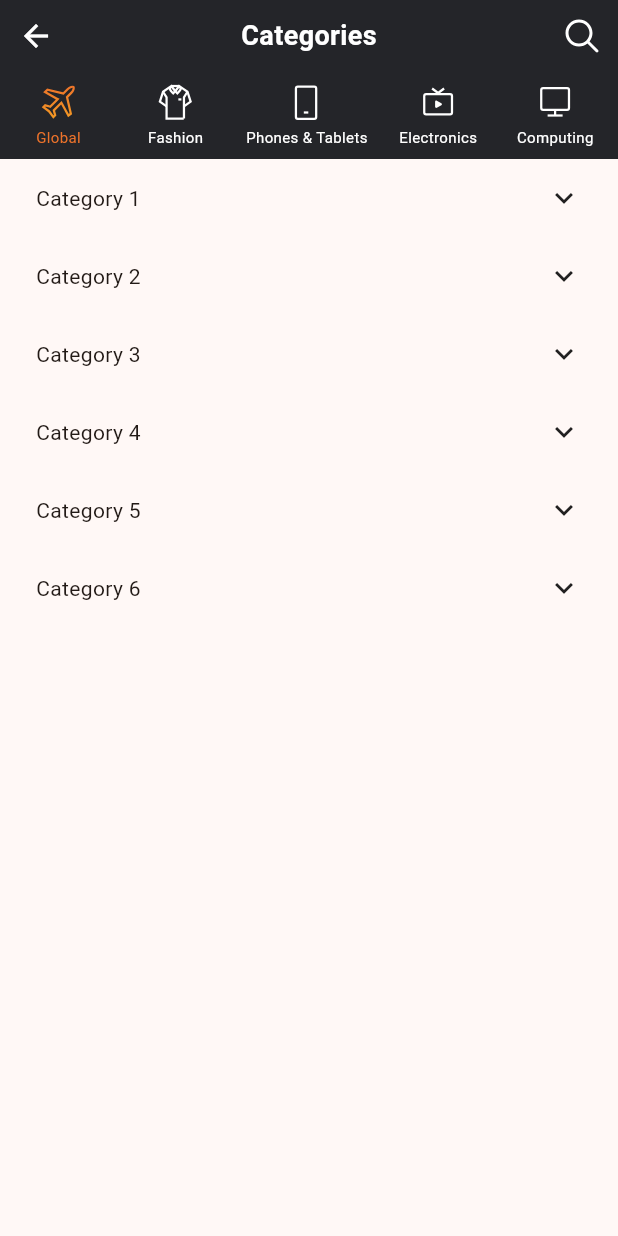
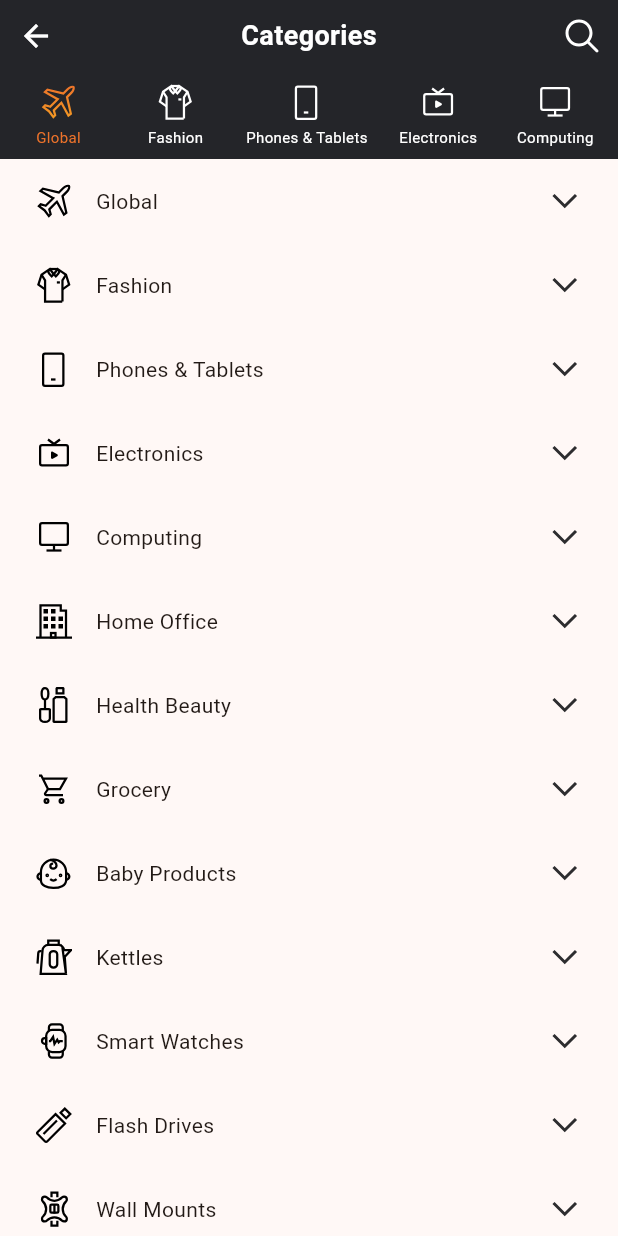
Before and after one commit to slightfoot/wow_shopping, a Flutter app: the CategoriesPage widget shown alone on an empty page, opened directly, on a phone screen of 412 x 824 dp. Run offline on Flutter 3.47's test engine with Material 2 defaults, Android fonts, the phone set to English and light mode, and no system bars; our stand-ins replace connectivity_plus, flutter_svg.

Commit message:
Clean up expansion tiles

```diff
--- a/lib/app/assets.dart
+++ b/lib/app/assets.dart
@@ -15,6 +15,8 @@ class Assets {
   static const iconBuy = '$_icons/icon_buy.svg';
   static const iconCheckEmpty = '$_icons/icon_check_empty.svg';
   static const iconCheckFilled = '$_icons/icon_check_filled.svg';
+  static const iconChevronUp = '$_icons/icon_chevron_up.svg';
+  static const iconChevronDown = '$_icons/icon_chevron_down.svg';
   static const iconContinue = '$_icons/icon_continue.svg';
   static const iconEdit = '$_icons/icon_edit.svg';
   static const iconFilter = '$_icons/icon_filter.svg';
--- a/lib/features/categories/categories_page.dart
+++ b/lib/features/categories/categories_page.dart
@@ -3,6 +3,7 @@ import 'package:flutter_svg/flutter_svg.dart';
 import 'package:wow_shopping/app/assets.dart';
 import 'package:wow_shopping/widgets/category_nav_list.dart';
 import 'package:wow_shopping/widgets/common.dart';
+import 'package:wow_shopping/widgets/sliver_expansion_tile.dart';
 import 'package:wow_shopping/widgets/top_nav_bar.dart';
 
 @immutable
@@ -46,36 +47,12 @@ class _CategoriesPageState extends State<CategoriesPage> {
               ),
             ),
             Expanded(
-              child: SliverExpansionHost(
+              child: SliverExpansionTileHost(
                 child: CustomScrollView(
                   slivers: [
-                    for (final item in [1, 2, 3, 4, 5, 6]) ...[
-                      SliverExpansionTileHeader(
-                        section: '$item',
-                        padding: horizontalPadding24 + verticalPadding16,
-                        child: Text('Category $item'),
-                      ),
-                      SliverExpansionTileContent(
-                        section: '$item',
-                        sliverBuilder: (BuildContext context) {
-                          return SliverPadding(
-                            padding: horizontalPadding8,
-                            sliver: SliverGrid(
-                              gridDelegate: const SliverGridDelegateWithFixedCrossAxisCount(
-                                  crossAxisCount: 2, childAspectRatio: 3 / 2),
-                              delegate: SliverChildBuilderDelegate(
-                                childCount: 6,
-                                (BuildContext context, int index) {
-                                  return const Padding(
-                                    padding: allPadding8,
-                                    child: Placeholder(color: Colors.black26),
-                                  );
-                                },
-                              ),
-                            ),
-                          );
-                        },
-                      ),
+                    for (final item in CategoryItem.values) ...[
+                      SliverCategoryHeader(item: item),
+                      SliverCategoryContent(item: item),
                     ],
                   ],
                 ),
@@ -89,177 +66,63 @@ class _CategoriesPageState extends State<CategoriesPage> {
 }
 
 @immutable
-class SliverExpansionHost extends StatefulWidget {
-  const SliverExpansionHost({
+class SliverCategoryHeader extends StatelessWidget {
+  const SliverCategoryHeader({
     super.key,
-    required this.child,
+    required this.item,
   });
 
-  final Widget child;
-
-  static SliverExpansionController controllerOf(BuildContext context) {
-    return context.findAncestorStateOfType<_SliverExpansionHostState>()!.controller;
-  }
-
-  @override
-  State<SliverExpansionHost> createState() => _SliverExpansionHostState();
-}
-
-class SliverExpansionController extends ChangeNotifier {
-  final _expandedSections = <String>[];
-
-  bool isSectionExpanded(String section) => _expandedSections.contains(section);
-
-  void toggleExpanded(String section) {
-    if (isSectionExpanded(section)) {
-      setExpanded(section, false);
-    } else {
-      setExpanded(section, true);
-    }
-  }
-
-  void setExpanded(String section, bool expanded) {
-    if (expanded) {
-      _expandedSections.add(section);
-    } else {
-      _expandedSections.remove(section);
-    }
-    notifyListeners();
-  }
-}
-
-class _SliverExpansionHostState extends State<SliverExpansionHost> {
-  final controller = SliverExpansionController();
+  final CategoryItem item;
 
   @override
   Widget build(BuildContext context) {
-    return widget.child;
-  }
-}
-
-@immutable
-class SliverExpansionTileHeader extends StatefulWidget {
-  const SliverExpansionTileHeader({
-    super.key,
-    required this.section,
-    this.padding = emptyPadding,
-    required this.child,
-  });
-
-  final String section;
-  final EdgeInsets padding;
-  final Widget child;
-
-  @override
-  State<SliverExpansionTileHeader> createState() => _SliverExpansionTileHeaderState();
-}
-
-class _SliverExpansionTileHeaderState extends State<SliverExpansionTileHeader> {
-  late final controller = SliverExpansionHost.controllerOf(context);
-  late bool _expanded;
-
-  @override
-  void initState() {
-    super.initState();
-    _expanded = controller.isSectionExpanded(widget.section);
-    controller.addListener(_onExpandedSectionsChanged);
-  }
-
-  void _onExpandedSectionsChanged() {
-    setState(() {
-      _expanded = controller.isSectionExpanded(widget.section);
-    });
-  }
-
-  @override
-  void dispose() {
-    controller.removeListener(_onExpandedSectionsChanged);
-    super.dispose();
-  }
-
-  void _toggleExpansion() {
-    controller.toggleExpanded(widget.section);
-  }
-
-  @override
-  Widget build(BuildContext context) {
-    final rightPadding = EdgeInsets.only(right: widget.padding.right);
-    return SliverToBoxAdapter(
-      child: IntrinsicHeight(
-        child: Material(
-          child: InkWell(
-            onTap: _toggleExpansion,
-            child: Row(
-              crossAxisAlignment: CrossAxisAlignment.stretch,
-              children: [
-                Expanded(
-                  child: Padding(
-                    padding: widget.padding.subtract(rightPadding),
-                    child: widget.child,
-                  ),
-                ),
-                Padding(
-                  padding: rightPadding,
-                  child: Icon(
-                    _expanded //
-                        ? Icons.keyboard_arrow_up
-                        : Icons.keyboard_arrow_down,
-                  ),
-                ),
-              ],
-            ),
-          ),
-        ),
+    return SliverExpansionTileHeader(
+      section: item.name,
+      padding: horizontalPadding24 + verticalPadding16,
+      child: Row(
+        children: [
+          SvgPicture.asset(item.iconAsset),
+          horizontalMargin16,
+          Text(item.title),
+        ],
       ),
     );
   }
 }
 
 @immutable
-class SliverExpansionTileContent extends StatefulWidget {
-  const SliverExpansionTileContent({
+class SliverCategoryContent extends StatelessWidget {
+  const SliverCategoryContent({
     super.key,
-    required this.section,
-    required this.sliverBuilder,
+    required this.item,
   });
 
-  final String section;
-  final WidgetBuilder sliverBuilder;
-
-  @override
-  State<SliverExpansionTileContent> createState() => _SliverExpansionTileContentState();
-}
-
-class _SliverExpansionTileContentState extends State<SliverExpansionTileContent> {
-  late final controller = SliverExpansionHost.controllerOf(context);
-
-  late bool _expanded;
-
-  @override
-  void initState() {
-    super.initState();
-    _expanded = controller.isSectionExpanded(widget.section);
-    controller.addListener(_onExpandedSectionsChanged);
-  }
-
-  void _onExpandedSectionsChanged() {
-    setState(() {
-      _expanded = controller.isSectionExpanded(widget.section);
-    });
-  }
-
-  @override
-  void dispose() {
-    controller.removeListener(_onExpandedSectionsChanged);
-    super.dispose();
-  }
+  final CategoryItem item;
 
   @override
   Widget build(BuildContext context) {
-    if (_expanded) {
-      return widget.sliverBuilder(context);
-    } else {
-      return emptySliver;
-    }
+    return SliverExpansionTileContent(
+      section: item.name,
+      sliverBuilder: (BuildContext context) {
+        return SliverPadding(
+          padding: horizontalPadding8,
+          sliver: SliverGrid(
+            gridDelegate: const SliverGridDelegateWithFixedCrossAxisCount(
+              crossAxisCount: 2,
+              childAspectRatio: 3 / 2,
+            ),
+            delegate: SliverChildBuilderDelegate(
+              childCount: 6,
+              (BuildContext context, int index) {
+                return const Padding(
+                  padding: allPadding8,
+                  child: Placeholder(color: Colors.black26),
+                );
+              },
+            ),
+          ),
+        );
+      },
+    );
   }
 }
--- /dev/null
+++ b/lib/widgets/sliver_expansion_tile.dart
@@ -0,0 +1,140 @@
+import 'package:flutter/material.dart';
+import 'package:flutter_svg/flutter_svg.dart';
+import 'package:wow_shopping/app/assets.dart';
+import 'package:wow_shopping/widgets/common.dart';
+
+class SliverExpansionController extends ChangeNotifier {
+  final _expandedSections = <String>[];
+
+  bool isSectionExpanded(String section) => _expandedSections.contains(section);
+
+  void toggleExpanded(String section) {
+    if (isSectionExpanded(section)) {
+      setExpanded(section, false);
+    } else {
+      setExpanded(section, true);
+    }
+  }
+
+  void setExpanded(String section, bool expanded) {
+    if (expanded) {
+      _expandedSections.add(section);
+    } else {
+      _expandedSections.remove(section);
+    }
+    notifyListeners();
+  }
+}
+
+@immutable
+class SliverExpansionTileHost extends StatefulWidget {
+  const SliverExpansionTileHost({
+    super.key,
+    required this.child,
+  });
+
+  final Widget child;
+
+  @override
+  State<SliverExpansionTileHost> createState() => _SliverExpansionTileHostState();
+}
+
+class _SliverExpansionTileHostState extends State<SliverExpansionTileHost> {
+  final controller = SliverExpansionController();
+
+  @override
+  Widget build(BuildContext context) {
+    return _InheritedSliverExpansionTile(
+      controller: controller,
+      child: widget.child,
+    );
+  }
+}
+
+@immutable
+class _InheritedSliverExpansionTile extends InheritedNotifier<SliverExpansionController> {
+  const _InheritedSliverExpansionTile({
+    Key? key,
+    required controller,
+    required Widget child,
+  }) : super(key: key, notifier: controller, child: child);
+
+  static SliverExpansionController of(BuildContext context, {bool listen = true}) {
+    if (listen) {
+      return context.dependOnInheritedWidgetOfExactType<_InheritedSliverExpansionTile>()!.notifier!;
+    } else {
+      return context.getInheritedWidgetOfExactType<_InheritedSliverExpansionTile>()!.notifier!;
+    }
+  }
+}
+
+@immutable
+class SliverExpansionTileHeader extends StatelessWidget {
+  const SliverExpansionTileHeader({
+    super.key,
+    required this.section,
+    this.padding = emptyPadding,
+    required this.child,
+  });
+
+  final String section;
+  final EdgeInsets padding;
+  final Widget child;
+
+  @override
+  Widget build(BuildContext context) {
+    final controller = _InheritedSliverExpansionTile.of(context);
+    final expanded = controller.isSectionExpanded(section);
+    final rightPadding = EdgeInsets.only(right: padding.right);
+    return SliverToBoxAdapter(
+      child: IntrinsicHeight(
+        child: Material(
+          child: InkWell(
+            onTap: () => controller.toggleExpanded(section),
+            child: Row(
+              crossAxisAlignment: CrossAxisAlignment.stretch,
+              children: [
+                Expanded(
+                  child: Padding(
+                    padding: padding.subtract(rightPadding),
+                    child: child,
+                  ),
+                ),
+                Padding(
+                  padding: rightPadding,
+                  child: SvgPicture.asset(
+                    expanded //
+                        ? Assets.iconChevronUp
+                        : Assets.iconChevronDown,
+                  ),
+                ),
+              ],
+            ),
+          ),
+        ),
+      ),
+    );
+  }
+}
+
+@immutable
+class SliverExpansionTileContent extends StatelessWidget {
+  const SliverExpansionTileContent({
+    super.key,
+    required this.section,
+    required this.sliverBuilder,
+  });
+
+  final String section;
+  final WidgetBuilder sliverBuilder;
+
+  @override
+  Widget build(BuildContext context) {
+    final controller = _InheritedSliverExpansionTile.of(context);
+    if (controller.isSectionExpanded(section)) {
+      return sliverBuilder(context);
+    } else {
+      return emptySliver;
+    }
+  }
+}
```
Also changed, not shown: assets/images/icons/icon_chevron_down.svg (added), assets/images/icons/icon_chevron_up.svg (added).
